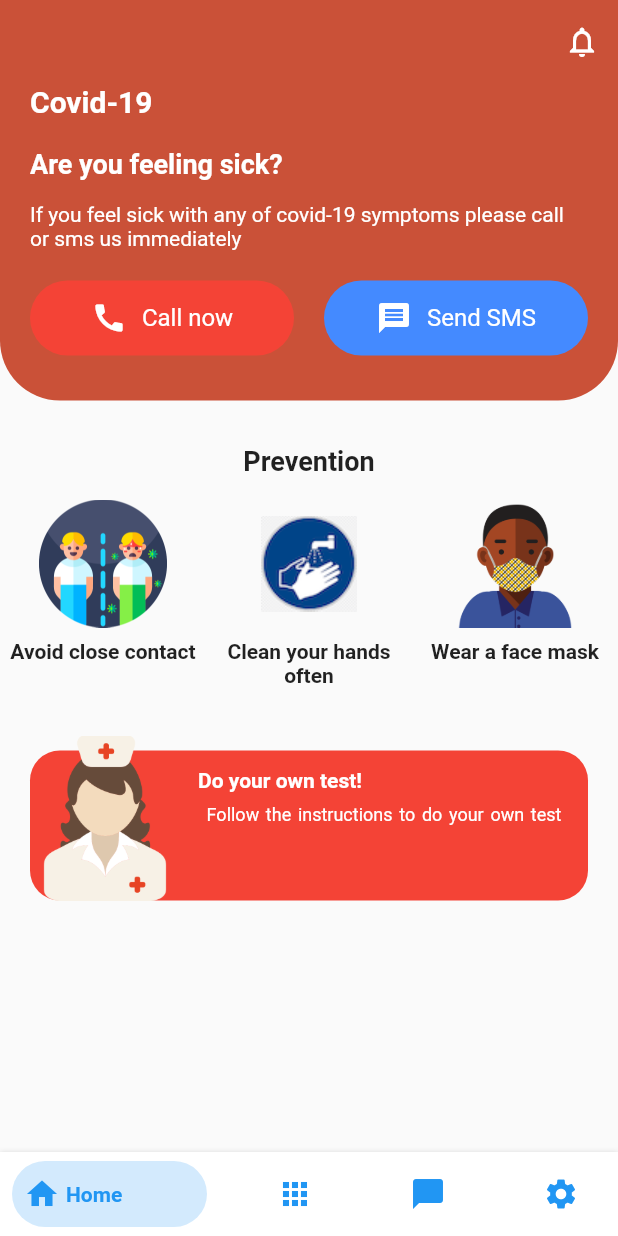
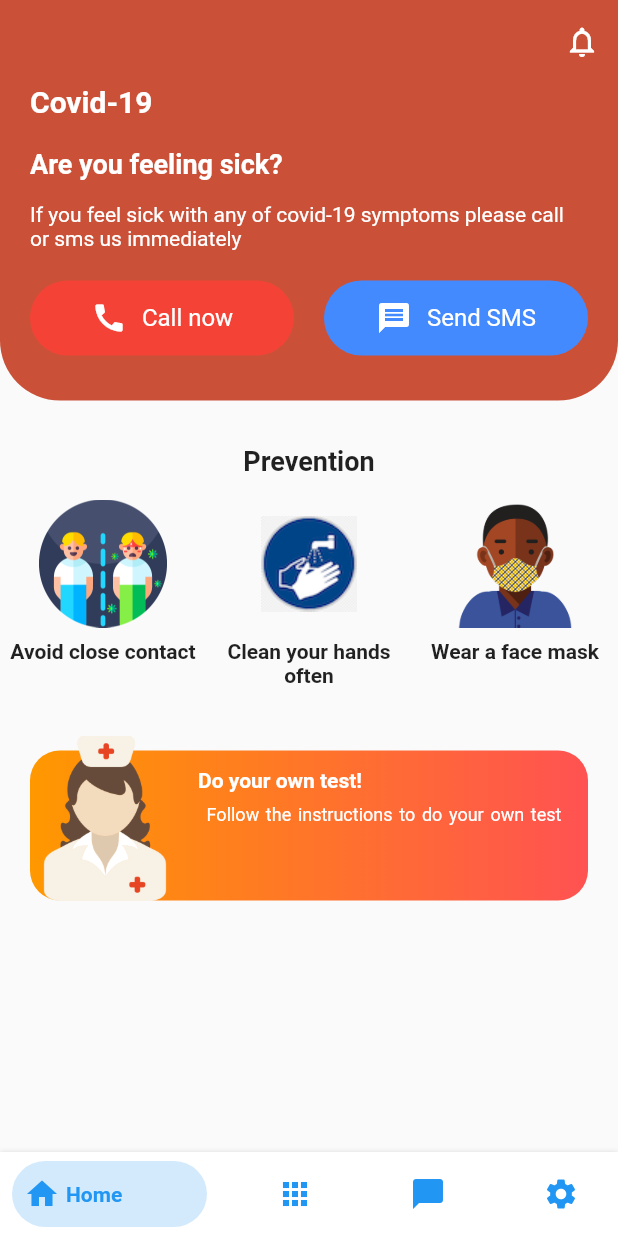
Before and after one commit to muk-y/Corona-Tracker, a Flutter app: the MainPage screen opened directly, on a phone screen of 412 x 824 dp. Run offline on Flutter 3.47's test engine with Material 2 defaults, Android fonts, the light colour scheme and no system bars; our stand-ins replace shared_preferences; accounts and stored records are empty.

Commit message:
Gradient color added in footer view

```diff
--- a/lib/modules/home/home.dart
+++ b/lib/modules/home/home.dart
@@ -210,7 +210,8 @@ class _HomeState extends State<Home> {
               ),
             ),
             decoration: BoxDecoration(
-                color: Colors.red, borderRadius: BorderRadius.circular(20)),
+              gradient: LinearGradient(colors: [Colors.orange, Colors.redAccent]),
+              borderRadius: BorderRadius.circular(20)),
           ),
         ),
         Container(
```
